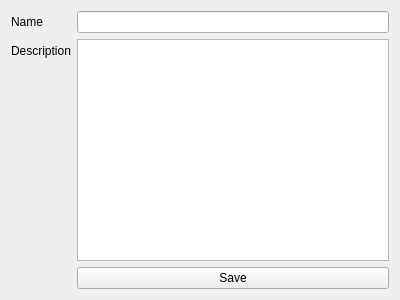
Above: qodex/ui/edit_shelf.ui from grapesmoker/qodex before the change. Below: the same form after it.
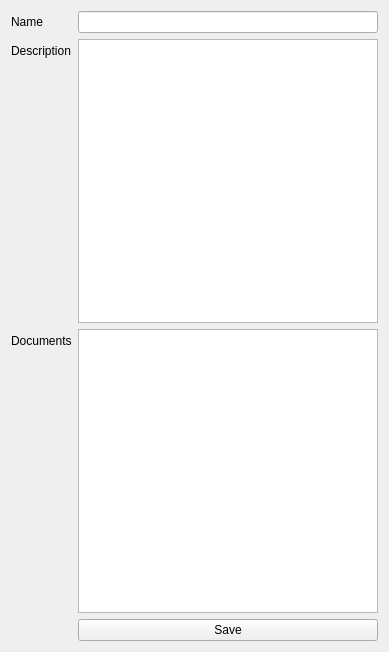
That is the form after the change.

The edit to the form file:
```diff
--- a/qodex/ui/edit_shelf.ui
+++ b/qodex/ui/edit_shelf.ui
@@ -6,8 +6,8 @@
    <rect>
     <x>0</x>
     <y>0</y>
-    <width>400</width>
-    <height>300</height>
+    <width>389</width>
+    <height>652</height>
    </rect>
   </property>
   <property name="windowTitle">
@@ -34,6 +34,20 @@
    <item row="1" column="1">
     <widget class="QTextEdit" name="shelf_description"/>
    </item>
+   <item row="2" column="0">
+    <widget class="QLabel" name="label_3">
+     <property name="text">
+      <string>Documents</string>
+     </property>
+    </widget>
+   </item>
+   <item row="2" column="1">
+    <widget class="QListView" name="documents">
+     <property name="contextMenuPolicy">
+      <enum>Qt::CustomContextMenu</enum>
+     </property>
+    </widget>
+   </item>
    <item row="3" column="1">
     <widget class="QPushButton" name="save_button">
      <property name="text">
```
